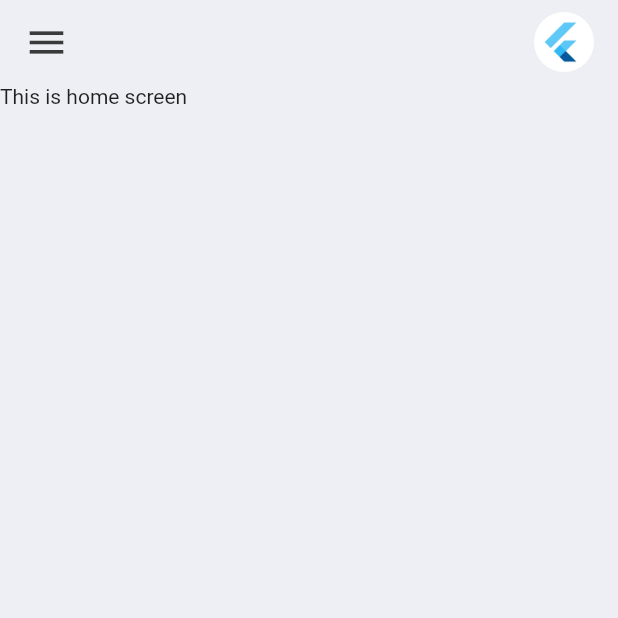
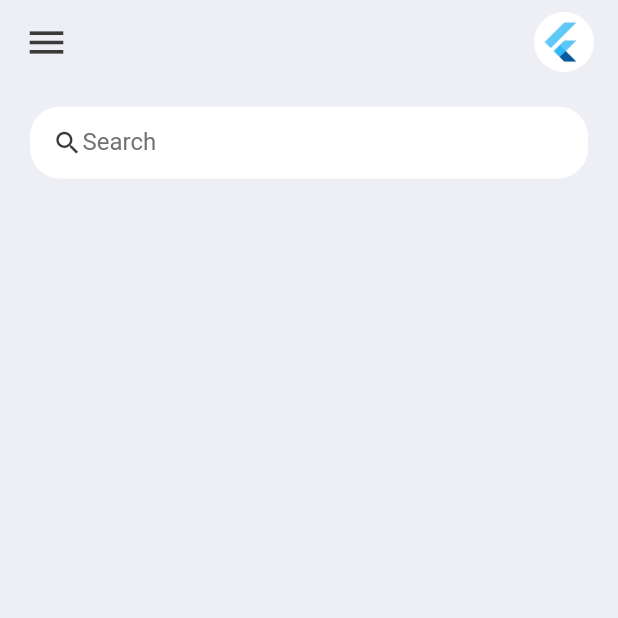
Before and after one commit to philip2998/flutter_ToDo_app, a Flutter app: the Home screen opened directly, on a phone screen of 412 x 824 dp, the top half of it. Run offline on Flutter 3.47's test engine with Material 2 defaults, Android fonts, the phone set to English and light mode, and no system bars.

Commit message:
Created Search box

```diff
--- a/lib/screens/home.dart
+++ b/lib/screens/home.dart
@@ -10,7 +10,8 @@ class Home extends StatelessWidget {
         backgroundColor: tdBGColor,
         appBar: _buildAppBar(),
         body: Container(
-          child: Text('This is home screen'),
+          padding: EdgeInsets.symmetric(horizontal: 20, vertical: 15),
+          child: SearchBox(),
         ));
   }
 
@@ -35,3 +36,34 @@ class Home extends StatelessWidget {
     );
   }
 }
+
+class SearchBox extends StatelessWidget {
+  const SearchBox({
+    super.key,
+  });
+
+  @override
+  Widget build(BuildContext context) {
+    return Column(
+      children: [
+        Container(
+          padding: EdgeInsets.symmetric(horizontal: 15),
+          decoration: BoxDecoration(
+            color: Colors.white,
+            borderRadius: BorderRadius.circular(20),
+          ),
+          child: TextField(
+            decoration: InputDecoration(
+                contentPadding: EdgeInsets.all(0),
+                prefixIcon: Icon(Icons.search, color: tdBlack, size: 20),
+                prefixIconConstraints:
+                    BoxConstraints(maxHeight: 20, maxWidth: 25),
+                border: InputBorder.none,
+                hintText: 'Search',
+                hintStyle: TextStyle(color: tdGrey)),
+          ),
+        )
+      ],
+    );
+  }
+}
```
